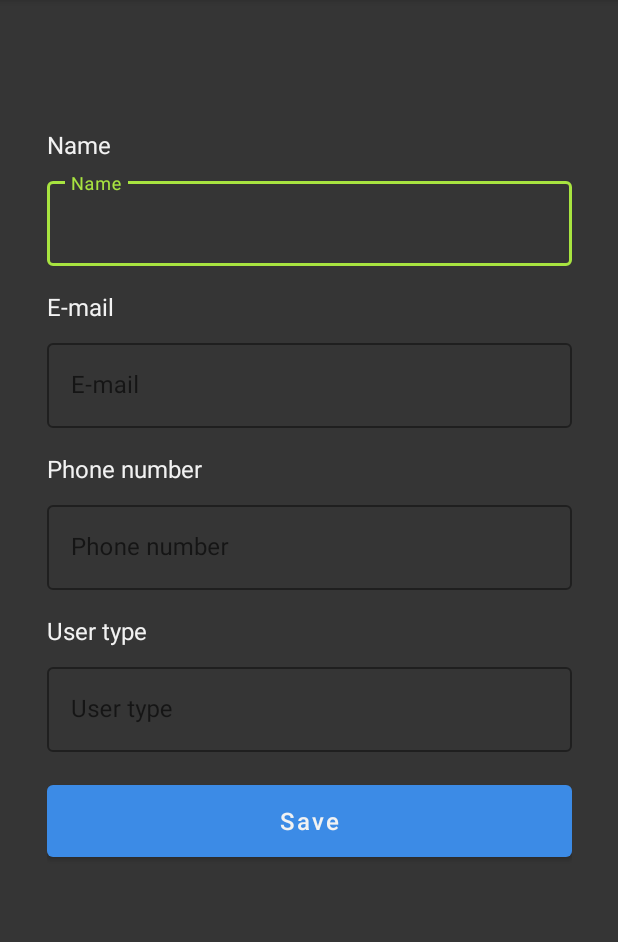
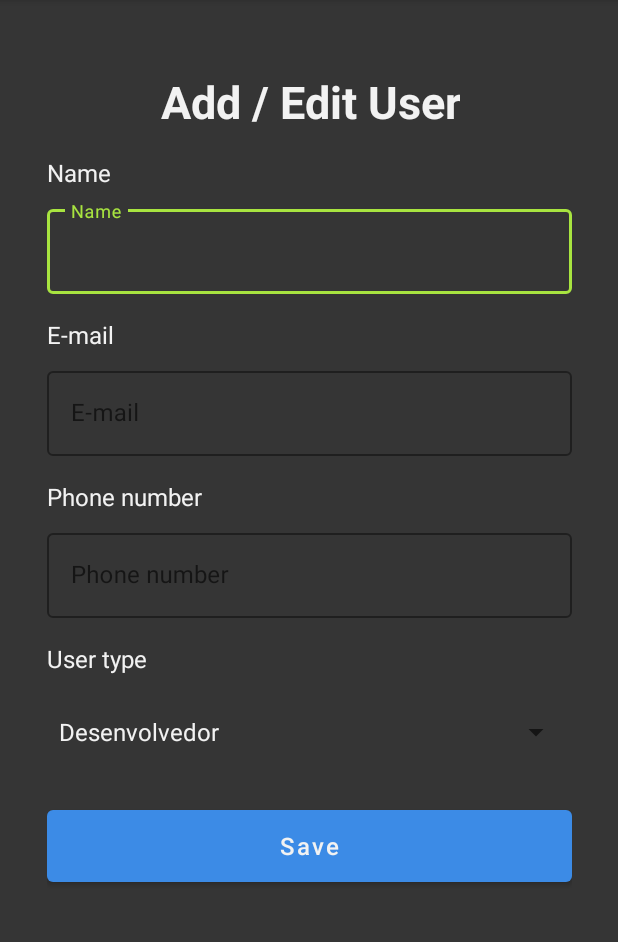
Before and after one commit to Felix-xilef/HavingOrder, an Android app: the AddEditUserActivity screen opened directly, with no data from a screen before it, on a phone screen of 412 x 824 dp, the part 84-1026 px from its top. Run offline under Robolectric (Android 15) with nearby library versions, the phone set to English and light mode, and no system bars.

```diff
--- a/app/src/main/java/com/fatec/havingorder/AddEditOrderActivity.java
+++ b/app/src/main/java/com/fatec/havingorder/AddEditOrderActivity.java
@@ -55,8 +55,8 @@ public class AddEditOrderActivity extends ActivityWithActionBar implements Adapt
     }
 
     public void saveOrder(View view) {
-        Intent intent = new Intent(this, OrdersActivity.class);
-        startActivity(intent);
+        /* Intent intent = new Intent(this, OrdersActivity.class);
+        startActivity(intent); */
         finish();
     }
 }
--- a/app/src/main/java/com/fatec/havingorder/AddEditUserActivity.java
+++ b/app/src/main/java/com/fatec/havingorder/AddEditUserActivity.java
@@ -1,8 +1,16 @@
 package com.fatec.havingorder;
 
+import android.content.Intent;
 import android.os.Bundle;
+import android.view.View;
+import android.widget.AdapterView;
+import android.widget.ArrayAdapter;
+import android.widget.Spinner;
 
-public class AddEditUserActivity extends ActivityWithActionBar {
+public class AddEditUserActivity extends ActivityWithActionBar implements AdapterView.OnItemSelectedListener {
+
+    private Spinner userTypeSpinner;
+    private static final String[] userTypes = {"Desenvolvedor", "Cliente"};
 
     @Override
     protected void onCreate(Bundle savedInstanceState) {
@@ -10,5 +18,34 @@ public class AddEditUserActivity extends ActivityWithActionBar {
         setContentView(R.layout.activity_add_edit_user);
 
         super.setCustomActionBar();
+
+        userTypeSpinner = (Spinner) findViewById(R.id.cmbUserType);
+        ArrayAdapter<String> userTypeAdapter = new ArrayAdapter<String>(this, android.R.layout.simple_spinner_item, userTypes);
+
+        userTypeAdapter.setDropDownViewResource(android.R.layout.simple_spinner_dropdown_item);
+        userTypeSpinner.setAdapter(userTypeAdapter);
+        userTypeSpinner.setOnItemSelectedListener(this);
+    }
+
+    @Override
+    public void onItemSelected(AdapterView<?> parent, View v, int position, long id) {
+        switch (position) {
+            case 0:
+                break;
+
+            case 1:
+                break;
+        }
+    }
+
+    @Override
+    public void onNothingSelected(AdapterView<?> adapterView) {
+
+    }
+
+    public void saveUser(View view) {
+        /* Intent intent = new Intent(this, UsersActivity.class);
+        startActivity(intent); */
+        finish();
     }
 }
--- a/app/src/main/res/layout/activity_add_edit_user.xml
+++ b/app/src/main/res/layout/activity_add_edit_user.xml
@@ -19,16 +19,41 @@
         app:layout_constraintEnd_toEndOf="parent"
         app:layout_constraintStart_toStartOf="parent"
         app:layout_constraintTop_toBottomOf="@+id/include"
-        app:layout_constraintVertical_bias="0.3">
+        app:layout_constraintVertical_bias="0.19999999">
+
+        <Spinner
+            android:id="@+id/cmbUserType"
+            android:layout_width="350dp"
+            android:layout_height="60dp"
+            android:layout_marginTop="8dp"
+            android:elevation="4dp"
+            android:foregroundTint="@color/foreground_dark"
+            app:layout_constraintEnd_toEndOf="@+id/txtPhone"
+            app:layout_constraintStart_toStartOf="@+id/txtPhone"
+            app:layout_constraintTop_toBottomOf="@+id/lblUserType"
+            tools:ignore="SpeakableTextPresentCheck" />
+
+        <TextView
+            android:id="@+id/lblAddEditUser"
+            android:layout_width="wrap_content"
+            android:layout_height="wrap_content"
+            android:text="@string/addEditUser"
+            android:textAlignment="center"
+            android:textSize="30sp"
+            android:textStyle="bold"
+            app:layout_constraintEnd_toEndOf="@+id/txtName"
+            app:layout_constraintStart_toStartOf="@+id/txtName"
+            app:layout_constraintTop_toTopOf="parent" />
 
         <TextView
             android:id="@+id/lblName"
             android:layout_width="wrap_content"
             android:layout_height="wrap_content"
+            android:layout_marginTop="16dp"
             android:text="@string/name"
             android:textSize="16sp"
             app:layout_constraintStart_toStartOf="@+id/txtName"
-            app:layout_constraintTop_toTopOf="parent" />
+            app:layout_constraintTop_toBottomOf="@+id/lblAddEditUser" />
 
         <com.google.android.material.textfield.TextInputLayout
             android:id="@+id/txtName"
@@ -114,26 +139,8 @@
             android:layout_marginTop="16dp"
             android:text="@string/userType"
             android:textSize="16sp"
-            app:layout_constraintStart_toStartOf="@+id/cmbType"
+            app:layout_constraintStart_toStartOf="@+id/cmbUserType"
             app:layout_constraintTop_toBottomOf="@+id/txtPhone" />
-
-        <com.google.android.material.textfield.TextInputLayout
-            android:id="@+id/cmbType"
-            style="@style/Widget.MaterialComponents.TextInputLayout.OutlinedBox"
-            android:layout_width="350dp"
-            android:layout_height="wrap_content"
-            android:layout_marginTop="8dp"
-            app:boxStrokeColor="@color/light_green"
-            app:hintTextColor="@color/light_green"
-            app:layout_constraintEnd_toEndOf="@+id/txtPhone"
-            app:layout_constraintStart_toStartOf="@+id/txtPhone"
-            app:layout_constraintTop_toBottomOf="@+id/lblUserType">
-
-            <com.google.android.material.textfield.TextInputEditText
-                android:layout_width="match_parent"
-                android:layout_height="wrap_content"
-                android:hint="@string/userType" />
-        </com.google.android.material.textfield.TextInputLayout>
 
         <Button
             android:id="@+id/button"
@@ -141,13 +148,14 @@
             android:layout_width="0dp"
             android:layout_height="60dp"
             android:layout_marginTop="16dp"
+            android:onClick="saveUser"
             android:text="@string/save"
             android:textAllCaps="false"
             android:textColor="@color/foreground"
             android:textSize="16sp"
-            app:layout_constraintEnd_toEndOf="@+id/cmbType"
-            app:layout_constraintStart_toStartOf="@+id/cmbType"
-            app:layout_constraintTop_toBottomOf="@+id/cmbType" />
+            app:layout_constraintEnd_toEndOf="@+id/cmbUserType"
+            app:layout_constraintStart_toStartOf="@+id/cmbUserType"
+            app:layout_constraintTop_toBottomOf="@+id/cmbUserType" />
 
     </androidx.constraintlayout.widget.ConstraintLayout>
 
--- a/app/src/main/res/values/strings.xml
+++ b/app/src/main/res/values/strings.xml
@@ -32,4 +32,5 @@
     <string name="lblOrderStatus" translatable="false">Status</string>
     <string name="lblComment">Comment</string>
     <string name="btnSave">Save</string>
+    <string name="addEditUser">Add / Edit User</string>
 </resources>
```
Also changed, not shown: 1 other file.
